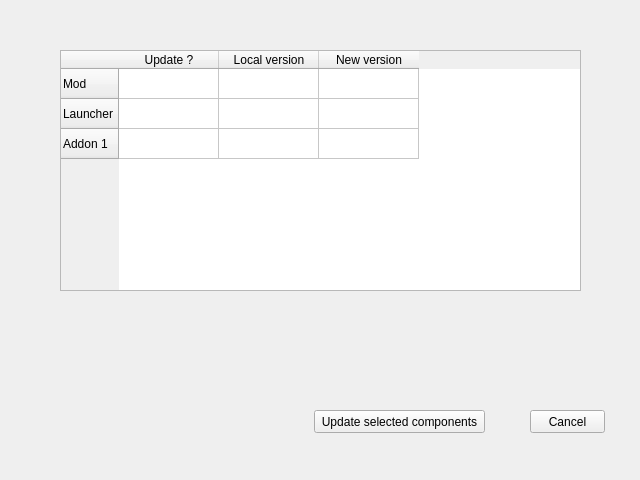
This is updatemanager.ui in dbkblk/rand_launcher as Qt 5 draws it before an edit. The edited form follows.
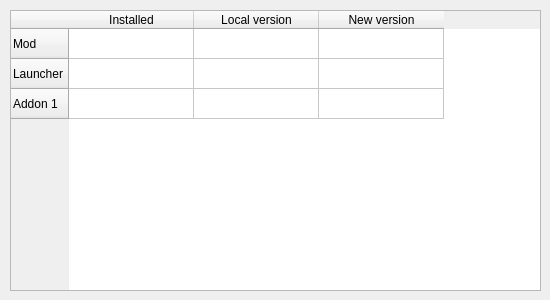
This is the edited form.

```diff
--- a/updatemanager.ui
+++ b/updatemanager.ui
@@ -6,8 +6,8 @@
    <rect>
     <x>0</x>
     <y>0</y>
-    <width>640</width>
-    <height>480</height>
+    <width>550</width>
+    <height>300</height>
    </rect>
   </property>
   <property name="windowTitle">
@@ -16,12 +16,18 @@
   <widget class="QTableWidget" name="tableWidget">
    <property name="geometry">
     <rect>
-     <x>60</x>
-     <y>50</y>
-     <width>521</width>
-     <height>241</height>
+     <x>10</x>
+     <y>10</y>
+     <width>531</width>
+     <height>281</height>
     </rect>
    </property>
+   <attribute name="horizontalHeaderDefaultSectionSize">
+    <number>125</number>
+   </attribute>
+   <attribute name="horizontalHeaderMinimumSectionSize">
+    <number>100</number>
+   </attribute>
    <row>
     <property name="text">
      <string>Mod</string>
@@ -39,7 +45,7 @@
    </row>
    <column>
     <property name="text">
-     <string>Update ?</string>
+     <string>Installed</string>
     </property>
    </column>
    <column>
```
